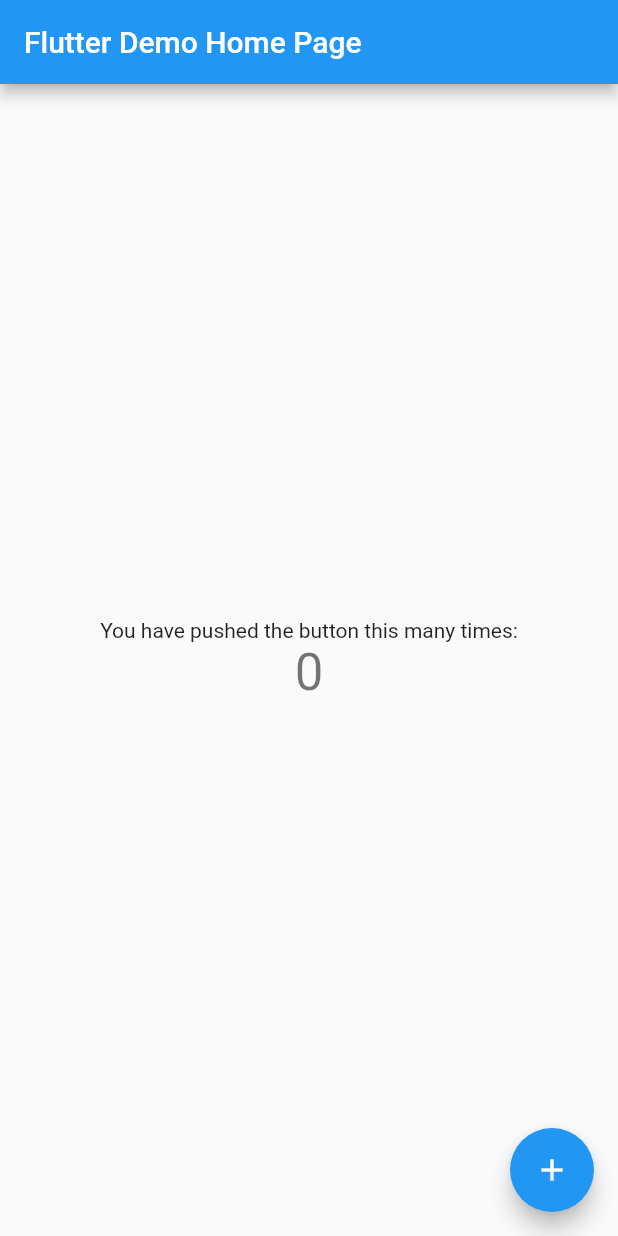
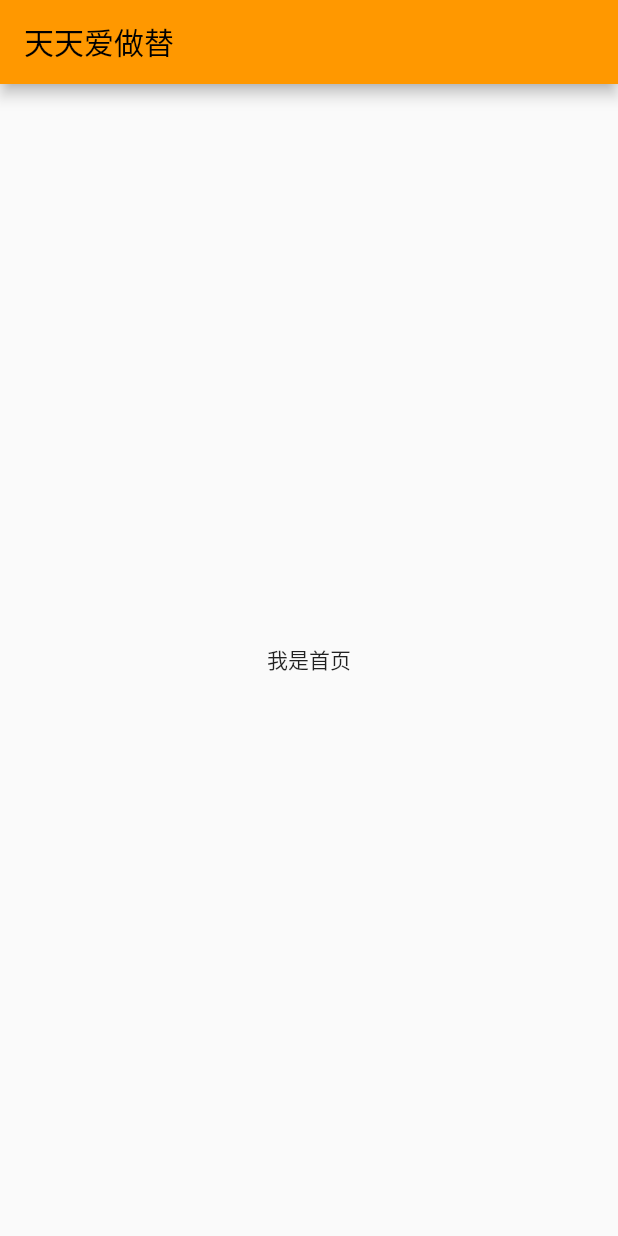
Before and after one commit to chanyunyu/trading_strategy, a Flutter app: the screen it shows after launch, on a phone screen of 412 x 824 dp. Run offline on Flutter 3.47's test engine with Material 2 defaults, Android fonts, the phone set to English and light mode, and no system bars.

Commit message:
分离home package

```diff
--- /dev/null
+++ b/lib/home/home.dart
@@ -0,0 +1,2 @@
+library home;
+export 'home_page.dart';
--- /dev/null
+++ b/lib/home/home_page.dart
@@ -0,0 +1,25 @@
+
+import 'package:flutter/material.dart';
+
+class HomePage extends StatefulWidget {
+  const HomePage({Key? key}) : super(key: key);
+
+  @override
+  State<HomePage> createState() => _HomePageState();
+}
+
+class _HomePageState extends State<HomePage> {
+
+
+  @override
+  Widget build(BuildContext context) {
+    return Scaffold(
+      appBar: AppBar(
+        title: const Text('天天爱做替'),
+      ),
+      body: const Center(
+        child: Text('我是首页'),
+      ),
+    );
+  }
+}
--- a/lib/main.dart
+++ b/lib/main.dart
@@ -1,115 +1,22 @@
 import 'package:flutter/material.dart';
 
+import 'home/home.dart';
+
 void main() {
-  runApp(const MyApp());
+  runApp(const CancerApp());
 }
 
-class MyApp extends StatelessWidget {
-  const MyApp({Key? key}) : super(key: key);
+class CancerApp extends StatelessWidget {
+  const CancerApp({Key? key}) : super(key: key);
 
-  // This widget is the root of your application.
   @override
   Widget build(BuildContext context) {
     return MaterialApp(
-      title: 'Flutter Demo',
+      title: '天天爱做替',
       theme: ThemeData(
-        // This is the theme of your application.
-        //
-        // Try running your application with "flutter run". You'll see the
-        // application has a blue toolbar. Then, without quitting the app, try
-        // changing the primarySwatch below to Colors.green and then invoke
-        // "hot reload" (press "r" in the console where you ran "flutter run",
-        // or simply save your changes to "hot reload" in a Flutter IDE).
-        // Notice that the counter didn't reset back to zero; the application
-        // is not restarted.
-        primarySwatch: Colors.blue,
+        primarySwatch: Colors.orange,
       ),
-      home: const MyHomePage(title: 'Flutter Demo Home Page'),
+      home: const HomePage(),
     );
   }
 }
-
-class MyHomePage extends StatefulWidget {
-  const MyHomePage({Key? key, required this.title}) : super(key: key);
-
-  // This widget is the home page of your application. It is stateful, meaning
-  // that it has a State object (defined below) that contains fields that affect
-  // how it looks.
-
-  // This class is the configuration for the state. It holds the values (in this
-  // case the title) provided by the parent (in this case the App widget) and
-  // used by the build method of the State. Fields in a Widget subclass are
-  // always marked "final".
-
-  final String title;
-
-  @override
-  State<MyHomePage> createState() => _MyHomePageState();
-}
-
-class _MyHomePageState extends State<MyHomePage> {
-  int _counter = 0;
-
-  void _incrementCounter() {
-    setState(() {
-      // This call to setState tells the Flutter framework that something has
-      // changed in this State, which causes it to rerun the build method below
-      // so that the display can reflect the updated values. If we changed
-      // _counter without calling setState(), then the build method would not be
-      // called again, and so nothing would appear to happen.
-      _counter++;
-    });
-  }
-
-  @override
-  Widget build(BuildContext context) {
-    // This method is rerun every time setState is called, for instance as done
-    // by the _incrementCounter method above.
-    //
-    // The Flutter framework has been optimized to make rerunning build methods
-    // fast, so that you can just rebuild anything that needs updating rather
-    // than having to individually change instances of widgets.
-    return Scaffold(
-      appBar: AppBar(
-        // Here we take the value from the MyHomePage object that was created by
-        // the App.build method, and use it to set our appbar title.
-        title: Text(widget.title),
-      ),
-      body: Center(
-        // Center is a layout widget. It takes a single child and positions it
-        // in the middle of the parent.
-        child: Column(
-          // Column is also a layout widget. It takes a list of children and
-          // arranges them vertically. By default, it sizes itself to fit its
-          // children horizontally, and tries to be as tall as its parent.
-          //
-          // Invoke "debug painting" (press "p" in the console, choose the
-          // "Toggle Debug Paint" action from the Flutter Inspector in Android
-          // Studio, or the "Toggle Debug Paint" command in Visual Studio Code)
-          // to see the wireframe for each widget.
-          //
-          // Column has various properties to control how it sizes itself and
-          // how it positions its children. Here we use mainAxisAlignment to
-          // center the children vertically; the main axis here is the vertical
-          // axis because Columns are vertical (the cross axis would be
-          // horizontal).
-          mainAxisAlignment: MainAxisAlignment.center,
-          children: <Widget>[
-            const Text(
-              'You have pushed the button this many times:',
-            ),
-            Text(
-              '$_counter',
-              style: Theme.of(context).textTheme.headline4,
-            ),
-          ],
-        ),
-      ),
-      floatingActionButton: FloatingActionButton(
-        onPressed: _incrementCounter,
-        tooltip: 'Increment',
-        child: const Icon(Icons.add),
-      ), // This trailing comma makes auto-formatting nicer for build methods.
-    );
-  }
-}
```
Also changed, not shown: 1 other file.
